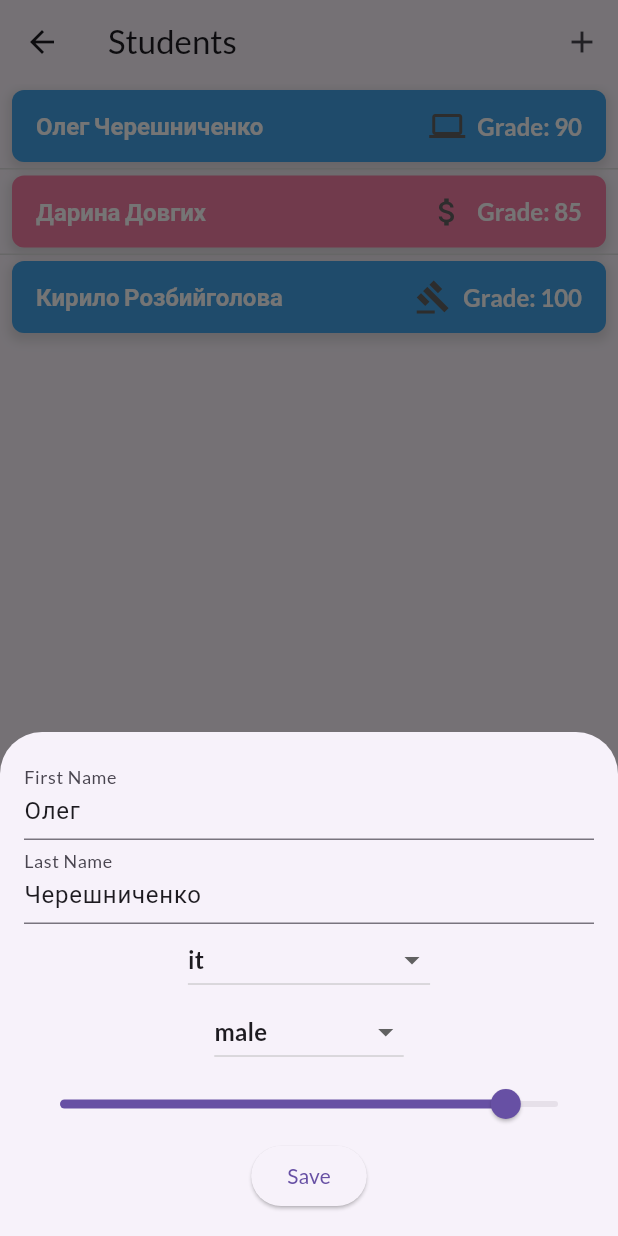
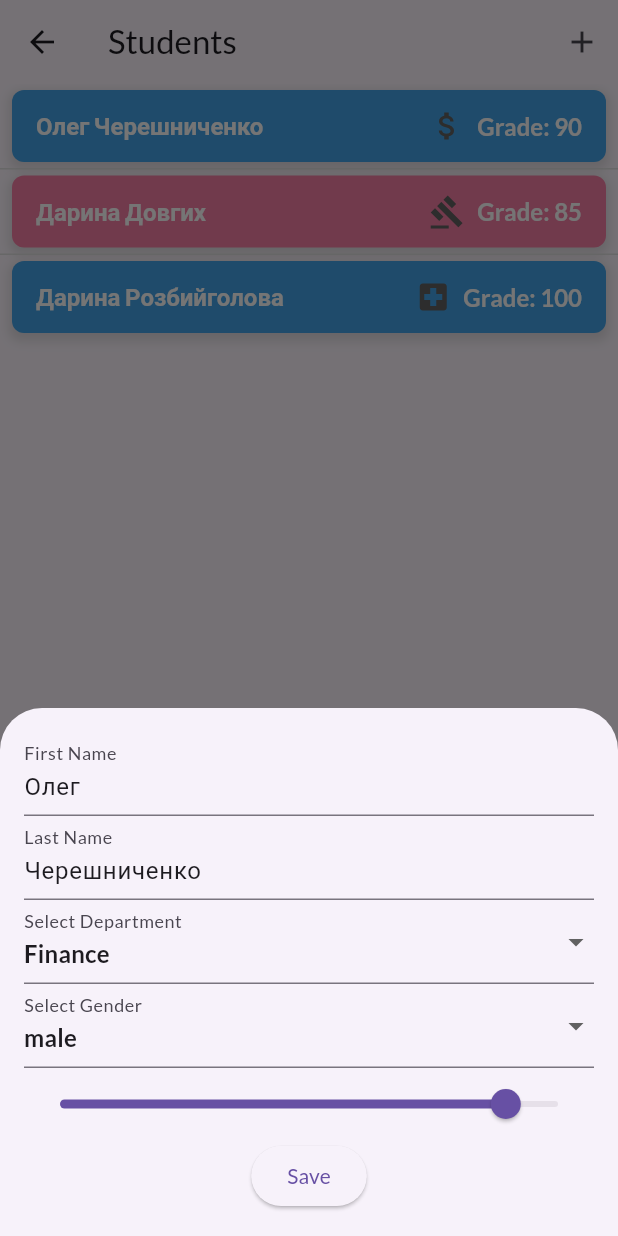
Before and after one commit to komo4ek-1-1/mobile_system_Lb4, a Flutter app: the StudentsScreen screen opened directly, after a tap on an icon or button, on a phone screen of 412 x 824 dp. Run offline on Flutter 3.47's test engine with Material 3 defaults, Android fonts, the light colour scheme and no system bars; our stand-ins replace flutter_riverpod, google_fonts.

Commit message:
lb3_complete

```diff
--- a/lib/models/student.dart
+++ b/lib/models/student.dart
@@ -6,23 +6,39 @@
 class Student {
   final String firstName;
   final String lastName;
-  final Department department;
+  final String departmentId;
   final int grade;
   final Gender gender;
 
   Student({
     required this.firstName,
     required this.lastName,
-    required this.department,
+    required this.departmentId,
     required this.grade,
     required this.gender,
   });
+
+  Student copyWith({
+    String? firstName,
+    String? lastName,
+    String? departmentId,
+    int? grade,
+    Gender? gender,
+  }) {
+    return Student(
+      firstName: firstName ?? this.firstName,
+      lastName: lastName ?? this.lastName,
+      departmentId: departmentId ?? this.departmentId,
+      grade: grade ?? this.grade,
+      gender: gender ?? this.gender,
+    );
+  }
 }
 
 // Глобальна змінна з іконками для кожного департаменту
-final Map<Department, IconData> departmentIcons = {
-  Department.finance: Icons.attach_money,
-  Department.law: Icons.gavel,
-  Department.it: Icons.computer,
-  Department.medical: Icons.local_hospital,
+final Map<String, IconData> departmentIcons = {
+  '1': Icons.attach_money,
+  '2': Icons.gavel,
+  '3': Icons.computer,
+  '4': Icons.local_hospital,
 };
--- a/lib/providers/departments_provider.dart
+++ b/lib/providers/departments_provider.dart
@@ -0,0 +1,32 @@
+import 'package:flutter/material.dart';
+import '../models/department.dart';
+import 'package:flutter_riverpod/flutter_riverpod.dart';
+
+final departmentsProvider = Provider<List<Department>>((ref) {
+  return [
+    Department(
+      id: '1',
+      name: 'Finance',
+      color: Colors.green,
+      icon: Icons.attach_money,
+    ),
+    Department(
+      id: '2',
+      name: 'Law',
+      color: Colors.blue,
+      icon: Icons.gavel,
+    ),
+    Department(
+      id: '3',
+      name: 'IT',
+      color: Colors.red,
+      icon: Icons.computer,
+    ),
+    Department(
+      id: '4',
+      name: 'Medical',
+      color: Colors.purple,
+      icon: Icons.local_hospital,
+    ),
+  ];
+});
--- a/lib/widgets/NewStudent.dart
+++ b/lib/widgets/NewStudent.dart
@@ -1,23 +1,24 @@
+import 'package:flutter/material.dart';
+import 'package:flutter_riverpod/flutter_riverpod.dart';
+import '../models/student.dart';
+import '../providers/departments_provider.dart';
 
-import 'package:flutter/material.dart';
-import '../models/student.dart';
-
-class NewStudent extends StatefulWidget {
+class NewStudent extends ConsumerStatefulWidget {
   final Student? student; // Якщо null, то це додавання; якщо є - редагування
   final Function(Student) onSave; // Callback для збереження студента
 
   const NewStudent({super.key, this.student, required this.onSave});
 
   @override
-  State<NewStudent> createState() => _NewStudentState();
+  ConsumerState<NewStudent> createState() => _NewStudentState();
 }
 
-class _NewStudentState extends State<NewStudent> {
+class _NewStudentState extends ConsumerState<NewStudent> {
   // Контролери для текстових полів
   final _firstNameController = TextEditingController();
   final _lastNameController = TextEditingController();
 
-  Department? _selectedDepartment; // Вибраний департамент
+  String? _selectedDepartmentId; // Вибраний департамент
   Gender? _selectedGender; // Вибрана стать
   int _grade = 0; // Початкова оцінка
 
@@ -29,14 +30,14 @@
     if (widget.student != null) {
       _firstNameController.text = widget.student!.firstName;
       _lastNameController.text = widget.student!.lastName;
-      _selectedDepartment = widget.student!.department;
+      _selectedDepartmentId = widget.student!.departmentId;
       _selectedGender = widget.student!.gender;
       _grade = widget.student!.grade;
     }
   }
 
   void _saveStudent() {
-    if (_selectedDepartment == null || _selectedGender == null) {
+    if (_selectedDepartmentId == null || _selectedGender == null) {
       // Перевірка на заповненість полів
       ScaffoldMessenger.of(context).showSnackBar(
         const SnackBar(content: Text('Please fill in all fields')),
@@ -48,7 +49,7 @@
     final newStudent = Student(
       firstName: _firstNameController.text,
       lastName: _lastNameController.text,
-      department: _selectedDepartment!,
+      departmentId: _selectedDepartmentId!,
       gender: _selectedGender!,
       grade: _grade,
     );
@@ -59,6 +60,8 @@
 
   @override
   Widget build(BuildContext context) {
+    final departments = ref.watch(departmentsProvider);
+
     return Padding(
       padding: const EdgeInsets.all(16.0),
       child: Column(
@@ -72,24 +75,24 @@
             controller: _lastNameController,
             decoration: const InputDecoration(labelText: 'Last Name'),
           ),
-          DropdownButton<Department>(
-            value: _selectedDepartment,
-            hint: const Text('Select Department'),
-            items: Department.values.map((dept) {
+          DropdownButtonFormField<String>(
+            value: _selectedDepartmentId,
+            decoration: const InputDecoration(labelText: 'Select Department'),
+            items: departments.map((dept) {
               return DropdownMenuItem(
-                value: dept,
-                child: Text(dept.toString().split('.').last),
+                value: dept.id,
+                child: Text(dept.name),
               );
             }).toList(),
             onChanged: (value) {
               setState(() {
-                _selectedDepartment = value;
+                _selectedDepartmentId = value;
               });
             },
           ),
-          DropdownButton<Gender>(
+          DropdownButtonFormField<Gender>(
             value: _selectedGender,
-            hint: const Text('Select Gender'),
+            decoration: const InputDecoration(labelText: 'Select Gender'),
             items: Gender.values.map((gender) {
               return DropdownMenuItem(
                 value: gender,
--- a/lib/widgets/student_item.dart
+++ b/lib/widgets/student_item.dart
@@ -46,7 +46,7 @@
           Row(
             children: [
               Icon(
-                departmentIcons[student.department] ?? Icons.help_outline,
+                departmentIcons[student.departmentId] ?? Icons.help_outline,
                 color: Colors.grey[700],
               ),
               const SizedBox(width: 8),
--- a/lib/widgets/students.dart
+++ b/lib/widgets/students.dart
@@ -1,62 +1,22 @@
 import 'package:flutter/material.dart';
+import 'package:flutter_riverpod/flutter_riverpod.dart';
 import '../models/student.dart';
+import '../providers/students_provider.dart';
 import 'student_item.dart';
 import 'NewStudent.dart';
 
-class StudentsScreen extends StatefulWidget {
+class StudentsScreen extends ConsumerStatefulWidget {
   const StudentsScreen({super.key});
 
   @override
-  State<StudentsScreen> createState() => _StudentsScreenState();
+  ConsumerState<StudentsScreen> createState() => _StudentsScreenState();
 }
 
-class _StudentsScreenState extends State<StudentsScreen> {
-  final List<Student> students = [
-    Student(
-      firstName: 'Олег',
-      lastName: 'Черешниченко',
-      department: Department.it,
-      grade: 90,
-      gender: Gender.male,
-    ),
-    Student(
-      firstName: 'Дарина',
-      lastName: 'Довгих',
-      department: Department.finance,
-      grade: 85,
-      gender: Gender.female,
-    ),
-    Student(
-      firstName: 'Кирило',
-      lastName: 'Розбийголова',
-      department: Department.law,
-      grade: 100,
-      gender: Gender.male,
-    ),
-    // Додайте більше студентів
-  ];
-
+class _StudentsScreenState extends ConsumerState<StudentsScreen> {
   Student? _recentlyDeletedStudent; // Зберігає видаленого студента для Undo
   int? _recentlyDeletedIndex; // Зберігає індекс видаленого студента
 
-/*
-  void _addStudent() {
-    showModalBottomSheet(
-      context: context,
-      isScrollControlled: true,
-      builder: (ctx) {
-        return NewStudent(
-          onSave: (newStudent) {
-            setState(() {
-              students.add(newStudent);
-            });
-          },
-        );
-      },
-    );
-  }*/
-
-  void _editStudent(Student student) {
+  void _editStudent(Student student, int index) {
     showModalBottomSheet(
       context: context,
       isScrollControlled: true,
@@ -64,10 +24,7 @@
         return NewStudent(
           student: student,
           onSave: (updatedStudent) {
-            setState(() {
-              final index = students.indexOf(student);
-              students[index] = updatedStudent;
-            });
+            ref.read(studentsProvider.notifier).editStudent(updatedStudent, index);
           },
         );
       },
@@ -75,11 +32,12 @@
   }
 
   void _deleteStudent(int index) {
+    final students = ref.read(studentsProvider);
     setState(() {
       _recentlyDeletedStudent = students[index];
       _recentlyDeletedIndex = index;
-      students.removeAt(index); // Видаляємо студента зі списку
     });
+    ref.read(studentsProvider.notifier).removeStudent(index);
 
     // Показуємо Snackbar із можливістю скасування
     ScaffoldMessenger.of(context).showSnackBar(
@@ -98,37 +56,39 @@
 
   void _undoDelete() {
     if (_recentlyDeletedStudent != null && _recentlyDeletedIndex != null) {
+      ref.read(studentsProvider.notifier).insertStudent(_recentlyDeletedStudent!, _recentlyDeletedIndex!);
       setState(() {
-        students.insert(_recentlyDeletedIndex!, _recentlyDeletedStudent!);
         _recentlyDeletedStudent = null;
         _recentlyDeletedIndex = null;
       });
     }
   }
 
-    @override
+  void _addStudent() {
+    showModalBottomSheet(
+      context: context,
+      isScrollControlled: true,
+      builder: (ctx) {
+        return NewStudent(
+          onSave: (newStudent) {
+            ref.read(studentsProvider.notifier).addStudent(newStudent);
+          },
+        );
+      },
+    );
+  }
+
+  @override
   Widget build(BuildContext context) {
+    final students = ref.watch(studentsProvider);
+
     return Scaffold(
       appBar: AppBar(
         title: const Text('Students'),
         actions: [
           IconButton(
             icon: const Icon(Icons.add),
-            onPressed: () {
-              showModalBottomSheet(
-                context: context,
-                isScrollControlled: true,
-                builder: (ctx) {
-                  return NewStudent(
-                    onSave: (newStudent) {
-                      setState(() {
-                        students.add(newStudent);
-                      });
-                    },
-                  );
-                },
-              );
-            },
+            onPressed: _addStudent,
           ),
         ],
       ),
@@ -136,7 +96,7 @@
         itemCount: students.length,
         itemBuilder: (ctx, index) {
           return Dismissible(
-            key: ValueKey(students[index]),
+            key: ValueKey(students[index].firstName + students[index].lastName + index.toString()),
             direction: DismissDirection.endToStart,
             background: Container(
               color: Colors.red,
@@ -148,7 +108,7 @@
               _deleteStudent(index);
             },
             child: InkWell(
-              onTap: () => _editStudent(students[index]),
+              onTap: () => _editStudent(students[index], index),
               child: StudentItem(student: students[index]),
             ),
           );
--- a/pubspec.yaml
+++ b/pubspec.yaml
@@ -9,7 +9,7 @@
 dependencies:
   flutter:
     sdk: flutter
-  flutter_riverpod: ^2.0.0
+  flutter_riverpod: ^2.6.1
   google_fonts: ^6.2.1
 
 dev_dependencies:
```
Also changed, not shown: lib/main.dart (+16 -10 lines), lib/providers/students_provider.dart (+43 -0 lines), lib/screens/departments.dart (+10 -34 lines), lib/widgets/department_item.dart (+13 -11 lines).
